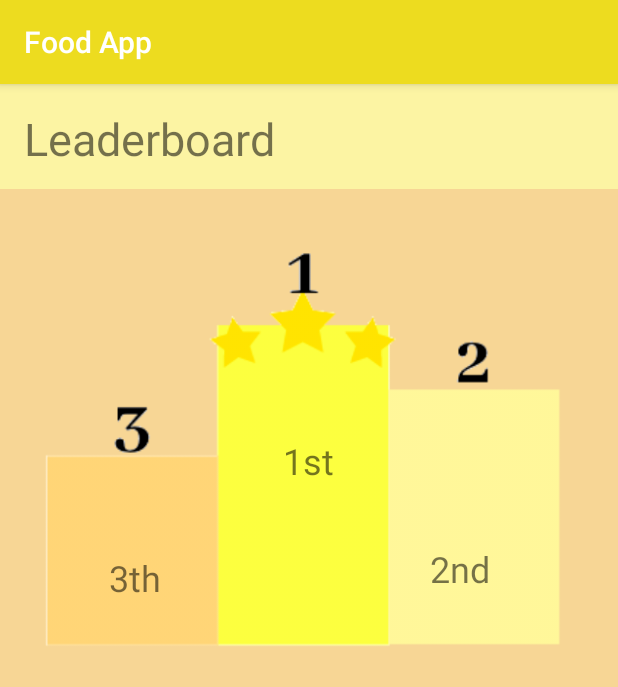
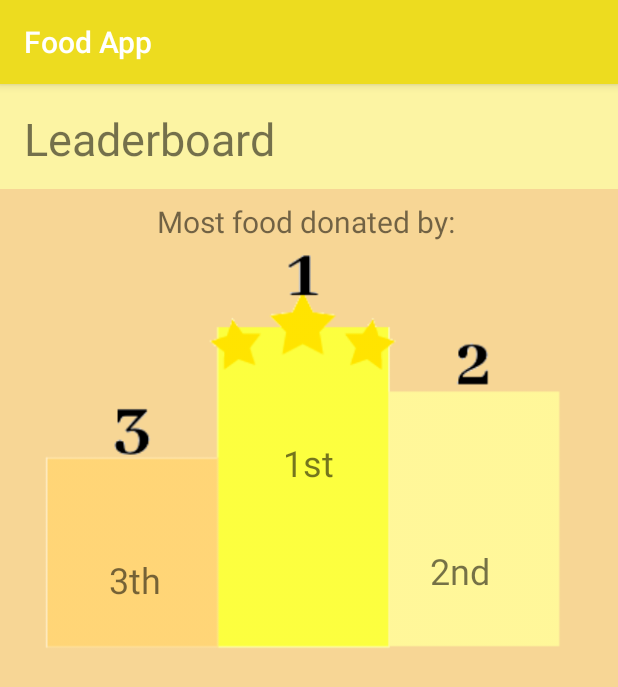
Before and after one commit to patricklouisw/UofTHack_Food_App, an Android app: the Leaderboard screen opened directly, with no data from a screen before it, on a phone screen of 412 x 824 dp. Shown: the top 687 px of the screen. Run offline under Robolectric (Android 15) with nearby library versions, the phone set to English and light mode, and no system bars.

Commit message:
Changes in leaderboard, mainpage, userpoints

```diff
--- a/app/src/main/res/layout/activity_leaderboard.xml
+++ b/app/src/main/res/layout/activity_leaderboard.xml
@@ -17,7 +17,7 @@
         app:layout_constraintTop_toTopOf="parent" />
 
     <TextView
-        android:id="@+id/mainFoodtopia"
+        android:id="@+id/leaderboardTitle"
         android:layout_width="wrap_content"
         android:layout_height="wrap_content"
         android:layout_marginStart="16dp"
@@ -31,12 +31,11 @@
         android:id="@+id/leaderboard"
         android:layout_width="406dp"
         android:layout_height="278dp"
-        app:layout_constraintBottom_toBottomOf="parent"
+        android:layout_marginTop="8dp"
         app:layout_constraintEnd_toEndOf="parent"
         app:layout_constraintHorizontal_bias="0.4"
         app:layout_constraintStart_toStartOf="parent"
-        app:layout_constraintTop_toBottomOf="@+id/topDivider"
-        app:layout_constraintVertical_bias="0.100000024"
+        app:layout_constraintTop_toBottomOf="@+id/textView5"
         app:srcCompat="@drawable/leaderboardbars" />
 
     <TextView
@@ -72,4 +71,15 @@
         app:layout_constraintHorizontal_bias="0.47"
         app:layout_constraintStart_toStartOf="parent"
         app:layout_constraintTop_toBottomOf="@+id/firstPlace" />
+
+    <TextView
+        android:id="@+id/textView5"
+        android:layout_width="wrap_content"
+        android:layout_height="wrap_content"
+        android:layout_marginTop="8dp"
+        android:text="Most food donated by: "
+        android:textSize="20sp"
+        app:layout_constraintEnd_toEndOf="parent"
+        app:layout_constraintStart_toStartOf="parent"
+        app:layout_constraintTop_toBottomOf="@+id/topDivider" />
 </androidx.constraintlayout.widget.ConstraintLayout>
```
Also changed, not shown: app/src/main/res/layout/activity_main_page.xml (+20 -10 lines), app/src/main/res/layout/activity_user_points.xml (+10 -1 lines).
